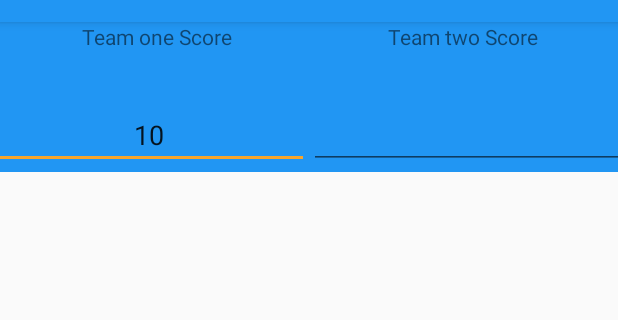
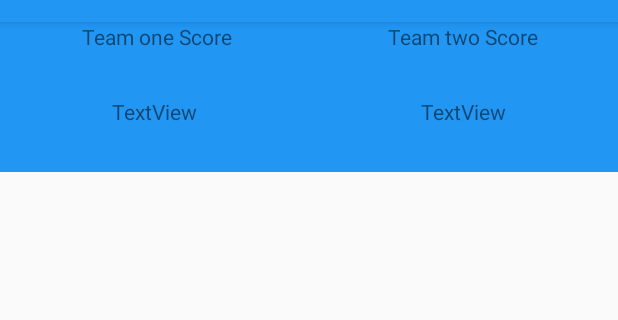
Before and after one commit to LEL-15/Catch-Taboo, an Android app: the GeneralPlayActivity screen opened directly, with no data from a screen before it, on a phone screen of 412 x 824 dp, the part 62-382 px from its top. Run offline under Robolectric (Android 15) with nearby library versions, the phone set to English and light mode, and no system bars.

Commit message:
display time and points

```diff
--- a/CatchTaboo/app/src/main/res/layout/active_play.xml
+++ b/CatchTaboo/app/src/main/res/layout/active_play.xml
@@ -39,26 +39,23 @@
             app:layout_constraintStart_toEndOf="@+id/team_one_score"
             app:layout_constraintTop_toTopOf="parent" />
 
-        <EditText
+        <TextView
             android:id="@+id/points"
-            android:layout_width="wrap_content"
-            android:layout_height="wrap_content"
-            android:ems="10"
-            android:inputType="number"
-            android:text="10"
+            android:layout_width="0dp"
+            android:layout_height="50dp"
+            android:text="TextView"
             android:textAlignment="center"
             app:layout_constraintBottom_toBottomOf="parent"
-            app:layout_constraintEnd_toStartOf="@+id/time_left"
+            app:layout_constraintEnd_toStartOf="@+id/time"
             app:layout_constraintHorizontal_bias="0.5"
             app:layout_constraintStart_toStartOf="parent"
             app:layout_constraintTop_toBottomOf="@+id/team_one_score" />
 
-        <EditText
-            android:id="@+id/time_left"
-            android:layout_width="wrap_content"
-            android:layout_height="wrap_content"
-            android:ems="10"
-            android:inputType="time"
+        <TextView
+            android:id="@+id/time"
+            android:layout_width="0dp"
+            android:layout_height="50dp"
+            android:text="TextView"
             android:textAlignment="center"
             app:layout_constraintBottom_toBottomOf="parent"
             app:layout_constraintEnd_toEndOf="parent"
```
